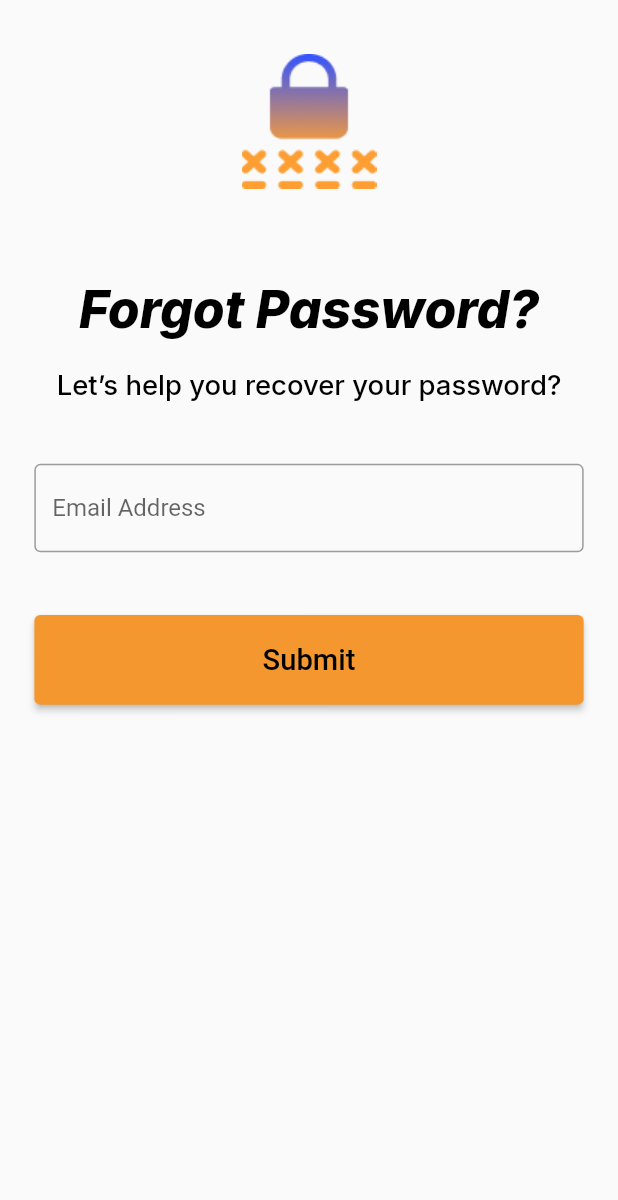
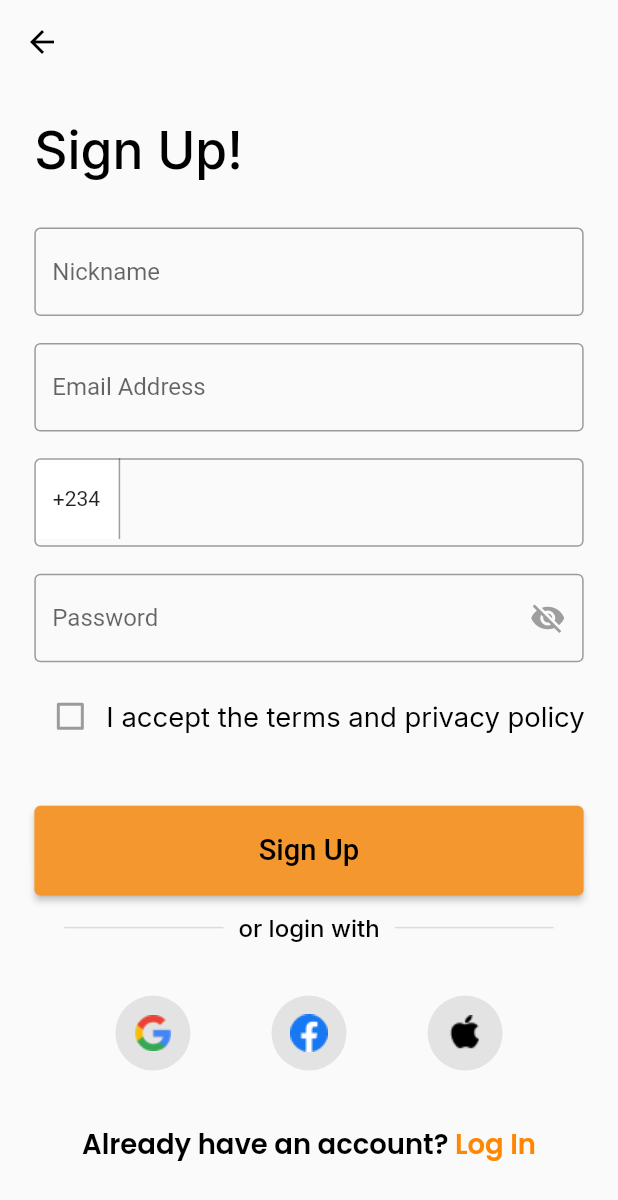
Before and after one commit to vikilinho/choplyfe, a Flutter app: the screen it shows after launch, on a phone screen of 412 x 824 dp. Shown: the top 1200 px of the screen. Run offline on Flutter 3.47's test engine with Material 2 defaults, Android fonts, the phone set to English and light mode, and no system bars; our stand-ins replace flutter_screenutil, go_router, google_fonts.

```diff
--- a/lib/main.dart
+++ b/lib/main.dart
@@ -1,12 +1,10 @@
-import 'package:choplife/pages/forgot_password_page.dart';
 import 'package:choplife/pages/landing_page.dart';
+import 'package:choplife/pages/registration_page.dart';
 import 'package:choplife/pages/splash_screen.dart';
 import 'package:flutter/material.dart';
 import 'package:flutter/services.dart';
 import 'package:flutter_screenutil/flutter_screenutil.dart';
 import 'package:go_router/go_router.dart';
-
-import 'pages/login_page.dart';
 
 void main() {
   runApp(const MyApp());
@@ -54,7 +52,7 @@ class MyApp extends StatelessWidget {
         // routerConfig: router,
         debugShowCheckedModeBanner: false,
         title: 'Choplife',
-        home: const ForgotPassword(),
+        home: const SignupPage(),
         theme: ThemeData(
           primarySwatch: Colors.blue,
         ),
--- a/lib/pages/forgot_password_page.dart
+++ b/lib/pages/forgot_password_page.dart
@@ -21,7 +21,7 @@ class _ForgotPasswordState extends State<ForgotPassword> {
           padding: EdgeInsets.symmetric(horizontal: 20.w),
           child: Column(
             children: [
-              SizedBox(height: 30.h),
+              SizedBox(height: 40.h),
               Image.asset("images/padlock.png"),
               SizedBox(height: 50.h),
               Text("Forgot Password?",
--- /dev/null
+++ b/lib/pages/new_password_page.dart
@@ -0,0 +1,80 @@
+import 'package:flutter/material.dart';
+import 'package:flutter/src/widgets/framework.dart';
+import 'package:flutter/src/widgets/placeholder.dart';
+import 'package:flutter_screenutil/flutter_screenutil.dart';
+import 'package:google_fonts/google_fonts.dart';
+
+class NewPasswordPage extends StatefulWidget {
+  const NewPasswordPage({super.key});
+
+  @override
+  State<NewPasswordPage> createState() => _NewPasswordPageState();
+}
+
+class _NewPasswordPageState extends State<NewPasswordPage> {
+  @override
+  Widget build(BuildContext context) {
+    return Scaffold(
+      appBar: AppBar(
+        backgroundColor: Colors.transparent,
+        elevation: 0,
+        centerTitle: true,
+        leading: IconButton(
+          icon: const Icon(
+            Icons.arrow_back,
+            color: Colors.black,
+          ),
+          onPressed: () {
+            Navigator.pop(context);
+          },
+        ),
+        title: Text(
+          "New Password",
+          style: GoogleFonts.inter(
+            textStyle: TextStyle(
+              color: Colors.black,
+              fontStyle: FontStyle.normal,
+              fontSize: 16.sp,
+            ),
+          ),
+        ),
+      ),
+      body: SafeArea(
+          child: Column(
+        children: [
+          Form(
+              child: Column(
+            children: [
+              TextFormField(
+                  decoration: const InputDecoration(
+                hintText: "Nickname",
+                border: OutlineInputBorder(
+                  borderSide: BorderSide(color: Colors.grey),
+                ),
+                focusedBorder: OutlineInputBorder(
+                  borderSide: BorderSide(
+                      color: Color(0xffF4972E)), // Set the focus color to blue
+                ),
+              )),
+              SizedBox(
+                height: 15.h,
+              ),
+              const Text("New Password"),
+              TextFormField(
+                  decoration: const InputDecoration(
+                hintText: "Email Address",
+                border: OutlineInputBorder(
+                  borderSide: BorderSide(color: Colors.grey),
+                ),
+                focusedBorder: OutlineInputBorder(
+                  borderSide: BorderSide(
+                      color: Color(0xffF4972E)), // Set the focus color to blue
+                ),
+              )),
+            ],
+          ))
+        ],
+      )),
+    );
+  }
+}
--- /dev/null
+++ b/lib/pages/registration_page.dart
@@ -0,0 +1,231 @@
+import 'package:choplife/components/custom_button.dart';
+import 'package:flutter/material.dart';
+import 'package:flutter_screenutil/flutter_screenutil.dart';
+import 'package:google_fonts/google_fonts.dart';
+
+import '../components/socialicons.dart';
+
+class SignupPage extends StatefulWidget {
+  const SignupPage({super.key});
+
+  @override
+  State<SignupPage> createState() => _SignupPageState();
+}
+
+class _SignupPageState extends State<SignupPage> {
+  @override
+  Widget build(BuildContext context) {
+    return Scaffold(
+      appBar: AppBar(
+        backgroundColor: Colors.transparent,
+        elevation: 0,
+        leading: IconButton(
+          icon: const Icon(
+            Icons.arrow_back,
+            color: Colors.black,
+          ),
+          onPressed: () {
+            Navigator.pop(context);
+          },
+        ),
+      ),
+      body: SafeArea(
+          child: Padding(
+        padding: EdgeInsets.symmetric(horizontal: 20.w),
+        child: Column(
+          children: [
+            SizedBox(
+              height: 20.h,
+            ),
+            Row(
+              children: [
+                Text("Sign Up!",
+                    style: GoogleFonts.inter(
+                      textStyle: TextStyle(
+                          color: Colors.black,
+                          fontStyle: FontStyle.normal,
+                          fontSize: 30.sp,
+                          fontWeight: FontWeight.w500),
+                    )),
+              ],
+            ),
+            SizedBox(
+              height: 25.h,
+            ),
+            Form(
+                child: Column(
+              children: [
+                TextFormField(
+                    decoration: const InputDecoration(
+                  hintText: "Nickname",
+                  border: OutlineInputBorder(
+                    borderSide: BorderSide(color: Colors.grey),
+                  ),
+                  focusedBorder: OutlineInputBorder(
+                    borderSide: BorderSide(
+                        color:
+                            Color(0xffF4972E)), // Set the focus color to blue
+                  ),
+                )),
+                SizedBox(
+                  height: 15.h,
+                ),
+                TextFormField(
+                    decoration: const InputDecoration(
+                  hintText: "Email Address",
+                  border: OutlineInputBorder(
+                    borderSide: BorderSide(color: Colors.grey),
+                  ),
+                  focusedBorder: OutlineInputBorder(
+                    borderSide: BorderSide(
+                        color:
+                            Color(0xffF4972E)), // Set the focus color to blue
+                  ),
+                )),
+                SizedBox(
+                  height: 15.h,
+                ),
+                Stack(
+                  children: [
+                    Container(
+                      height: 45.h,
+                      width: 50.w,
+                      decoration: const BoxDecoration(
+                          color: Colors.white,
+                          border:
+                              Border(right: BorderSide(color: Colors.grey))),
+                      child: const Center(child: Text("+234")),
+                    ),
+                    TextFormField(
+                        obscureText: true,
+                        decoration: const InputDecoration(
+                          border: OutlineInputBorder(
+                            borderSide: BorderSide(color: Colors.grey),
+                          ),
+                          focusedBorder: OutlineInputBorder(
+                            borderSide: BorderSide(
+                                color: Color(
+                                    0xffF4972E)), // Set the focus color to blue
+                          ),
+                        )),
+                  ],
+                ),
+                SizedBox(
+                  height: 15.h,
+                ),
+                TextFormField(
+                    obscureText: true,
+                    decoration: const InputDecoration(
+                      hintText: "Password",
+                      suffixIcon: Icon(
+                        Icons.visibility_off,
+                        color: Colors.grey,
+                      ),
+                      border: OutlineInputBorder(
+                        borderSide: BorderSide(color: Colors.grey),
+                      ),
+                      focusedBorder: OutlineInputBorder(
+                        borderSide: BorderSide(
+                            color: Color(
+                                0xffF4972E)), // Set the focus color to blue
+                      ),
+                    )),
+                SizedBox(
+                  height: 10.h,
+                ),
+                Row(
+                  mainAxisAlignment: MainAxisAlignment.start,
+                  children: [
+                    const Checkbox(value: false, onChanged: null),
+                    Text("I accept the terms and privacy policy",
+                        style: GoogleFonts.inter(
+                          textStyle: TextStyle(
+                            color: Colors.black,
+                            fontStyle: FontStyle.normal,
+                            fontSize: 16.sp,
+                          ),
+                        )),
+                  ],
+                ),
+                SizedBox(
+                  height: 30.h,
+                ),
+                CustomButton(
+                    text: "Sign Up",
+                    onPressed: () {},
+                    color: const Color(0xffF4972E),
+                    textcolor: Colors.black)
+              ],
+            )),
+            SizedBox(
+              height: 10.h,
+            ),
+            Row(
+              children: [
+                const Expanded(
+                  child: Divider(
+                    indent: 20.0,
+                    endIndent: 10.0,
+                    thickness: 1,
+                  ),
+                ),
+                Text("or login with",
+                    style: GoogleFonts.inter(
+                      textStyle: TextStyle(
+                          color: Colors.black,
+                          fontStyle: FontStyle.normal,
+                          fontSize: 14.sp,
+                          fontWeight: FontWeight.w500),
+                    )),
+                const Expanded(
+                    child: Divider(
+                  indent: 10.0,
+                  endIndent: 20.0,
+                  thickness: 1,
+                )),
+              ],
+            ),
+            SizedBox(
+              height: 30.h,
+            ),
+            Row(
+              mainAxisAlignment: MainAxisAlignment.spaceEvenly,
+              children: const [
+                SocialIcons(
+                  image: "images/gmail.png",
+                ),
+                SocialIcons(
+                  image: "images/facebook.png",
+                ),
+                SocialIcons(
+                  image: "images/apple.png",
+                )
+              ],
+            ),
+            SizedBox(
+              height: 30.h,
+            ),
+            RichText(
+                text: TextSpan(
+                    text: "Already have an account? ",
+                    style: GoogleFonts.poppins(
+                        textStyle: TextStyle(
+                            color: Colors.black,
+                            fontStyle: FontStyle.normal,
+                            fontWeight: FontWeight.w600,
+                            fontSize: 16.sp)),
+                    children: <TextSpan>[
+                  TextSpan(
+                      text: "Log In",
+                      style: GoogleFonts.poppins(
+                          textStyle: const TextStyle(
+                              color: Color(0xffFF8700),
+                              fontStyle: FontStyle.normal,
+                              fontWeight: FontWeight.w600)))
+                ])),
+          ],
+        ),
+      )),
+    );
+  }
+}
```
